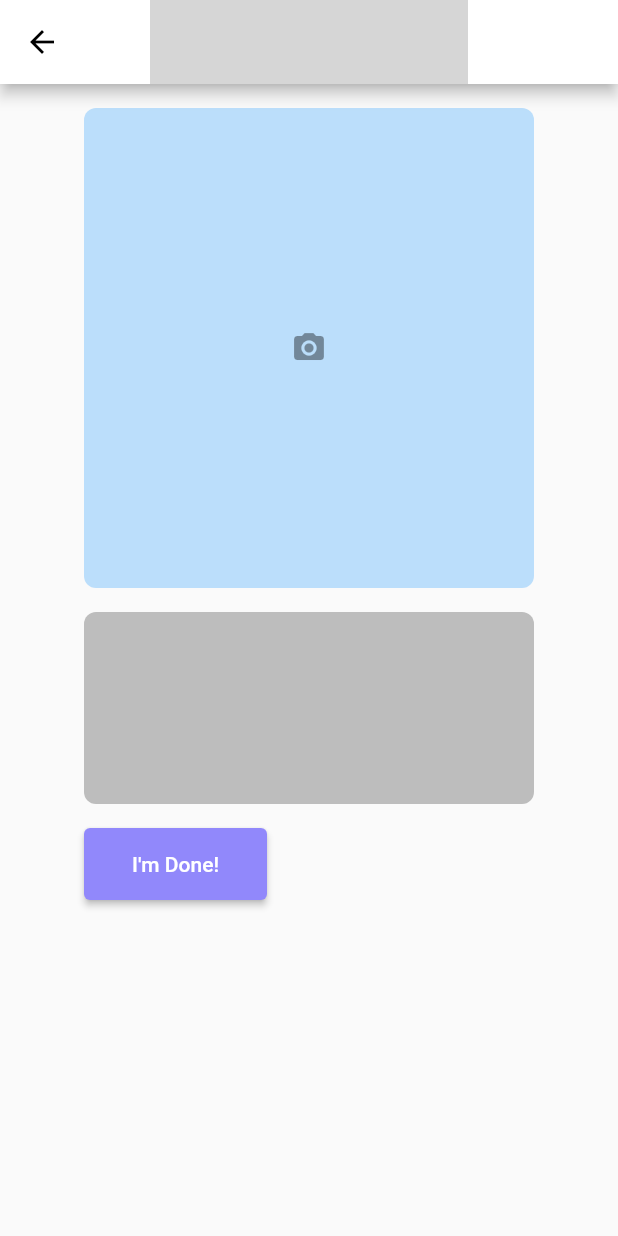
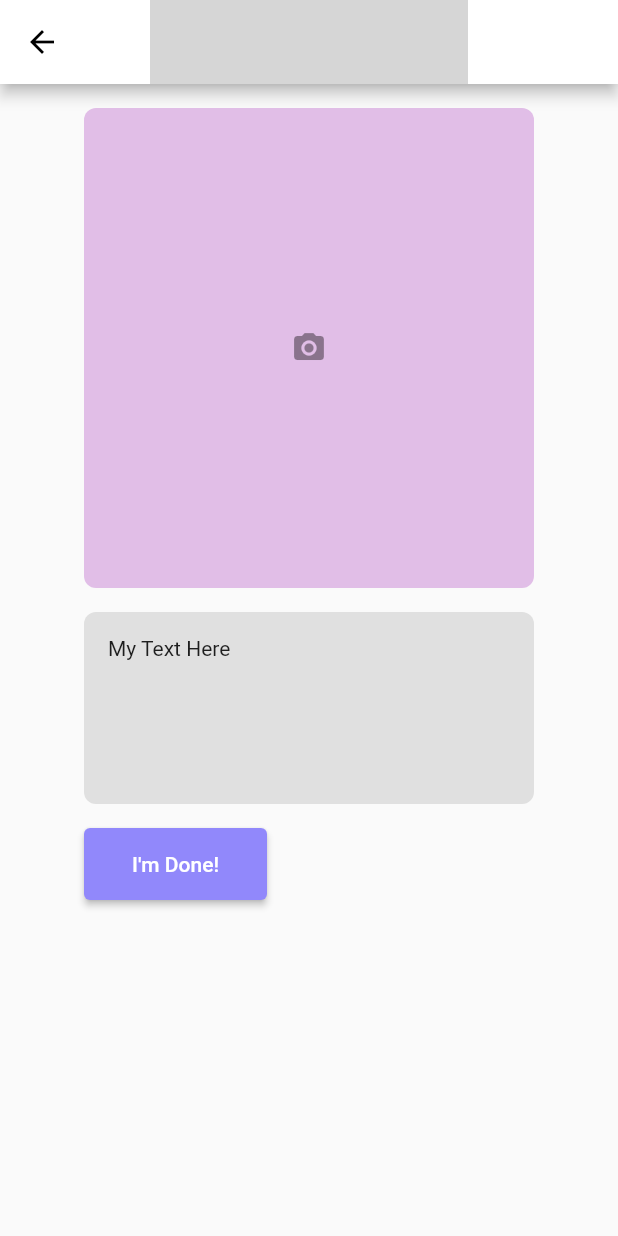
Before and after one commit to sabastianpeters/vfs-project-clair, a Flutter app: the CameraScreen screen opened directly, on a phone screen of 412 x 824 dp. Run offline on Flutter 3.47's test engine with Material 2 defaults, Android fonts, the phone set to English and light mode, and no system bars; network calls fail; grey boxes are pictures that could not be loaded.

Commit message:
added: todos

```diff
--- a/project_clair/lib/screens/camera_screen.dart
+++ b/project_clair/lib/screens/camera_screen.dart
@@ -34,11 +34,14 @@ class CameraScreen extends StatelessWidget {
 
                             child: Container(
                                 decoration: BoxDecoration(
-                                    color: Colors.blue.shade100,
+                                    color: Colors.purple.shade100,
                                     borderRadius: BorderRadius.all(
                                         const Radius.circular(8),
                                     ),
                                 ),
+
+
+                                // TODO: put camera here
 
                                 child: Center(
                                     child: Icon(
@@ -57,11 +60,19 @@ class CameraScreen extends StatelessWidget {
 
                             child: Container(
                                 decoration: BoxDecoration(
-                                    color: Colors.grey.shade400,
+                                    color: Colors.grey.shade300,
                                     borderRadius: BorderRadius.all(
                                         const Radius.circular(8),
                                     ),
                                 ),
+
+
+                                // TODO: put text output here
+
+                                child: Container(
+                                    padding: EdgeInsets.all(16),
+                                    child: Text("My Text Here")
+                                )
                             )
                         ),
 
```
